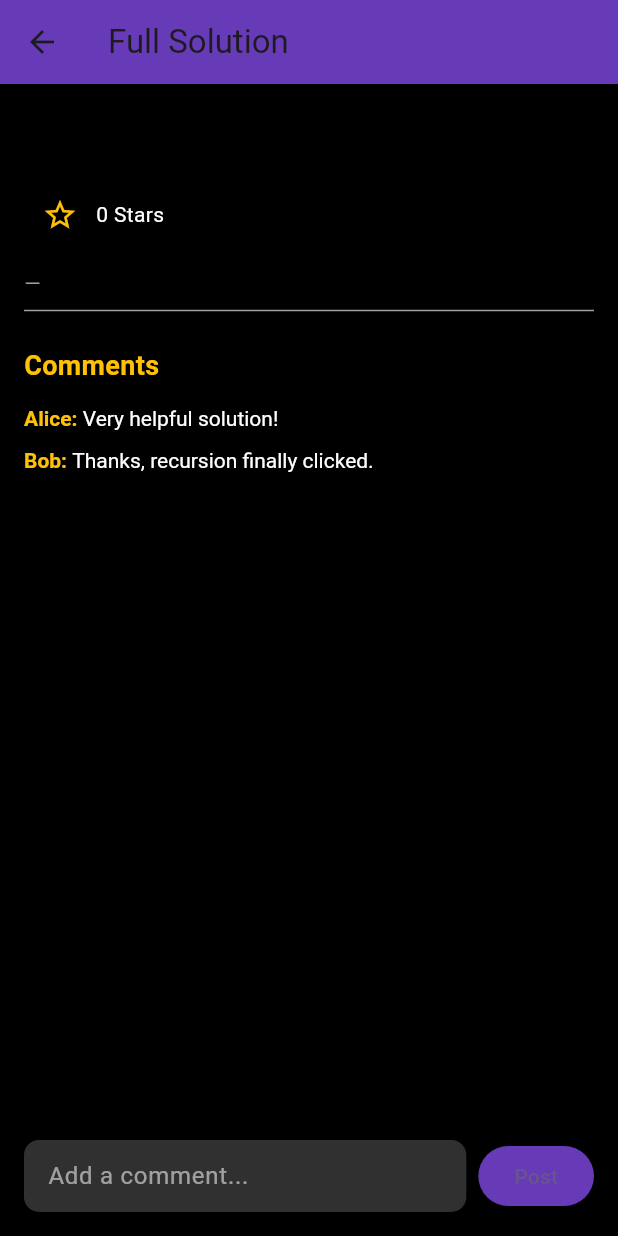
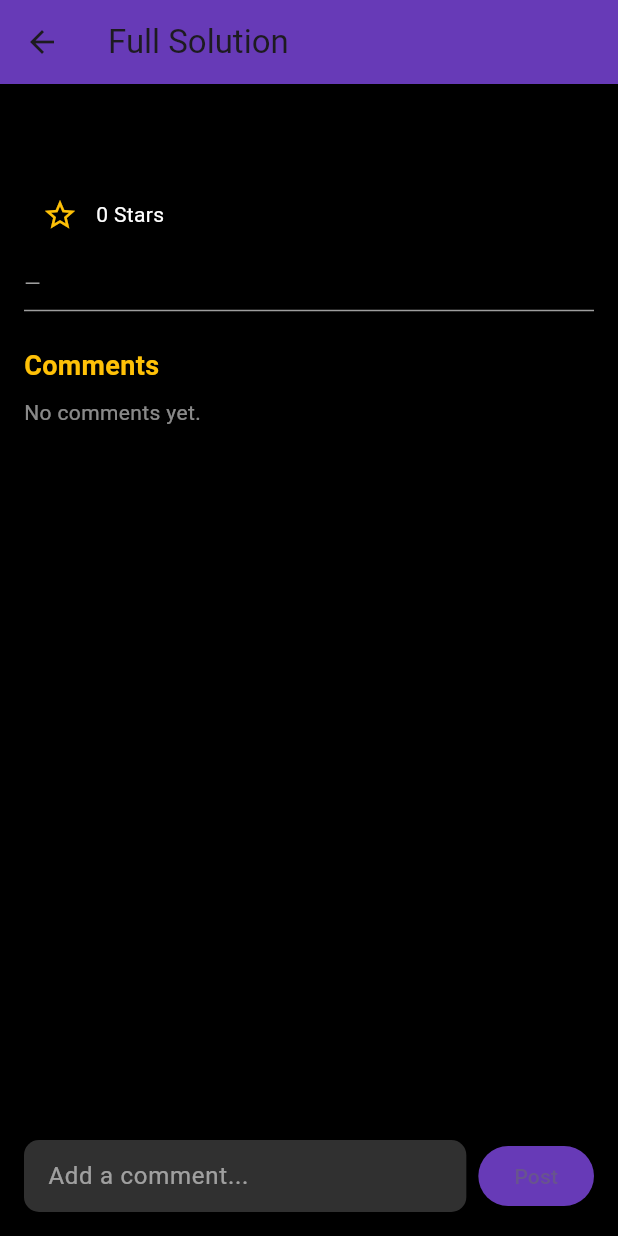
Before and after one commit to Sanath-S-Shetty/NO-DOUBT-V2, a Flutter app: the SolutionDetailPage screen opened directly with empty values, after a tap on "Post", on a phone screen of 412 x 824 dp. Run offline on Flutter 3.47's test engine with Material 3 defaults, Android fonts, the phone set to English and light mode, and no system bars; our stand-ins replace cloud_firestore, firebase_auth, firebase_core; accounts and stored records are empty.

Commit message:
answer and solution page backend fixed

```diff
--- a/lib/askdoubtpage.dart
+++ b/lib/askdoubtpage.dart
@@ -3,6 +3,8 @@ import 'package:no_doubt/option.dart';
 import 'package:no_doubt/home.dart';
 import 'package:firebase_auth/firebase_auth.dart';
 import 'package:cloud_firestore/cloud_firestore.dart';
+
+
 
 class askDoubtPage extends StatelessWidget {
   const askDoubtPage({super.key});
@@ -32,6 +34,7 @@ class _AskDoubtPageState extends State<AskDoubtPage> {
     final title = _titleController.text.trim();
     final description = _descriptionController.text.trim();
     final tagsRaw = _tagsController.text.trim();
+
 
     if (title.isEmpty || description.isEmpty || tagsRaw.isEmpty) {
       ScaffoldMessenger.of(context).showSnackBar(
--- a/lib/solution.dart
+++ b/lib/solution.dart
@@ -1,4 +1,6 @@
+import 'package:firebase_auth/firebase_auth.dart';
 import 'package:flutter/material.dart';
+import 'package:cloud_firestore/cloud_firestore.dart';
 
 class SolutionDetailPage extends StatefulWidget {
   final String solutionId;
@@ -23,14 +25,7 @@ class SolutionDetailPage extends StatefulWidget {
 class _SolutionDetailPageState extends State<SolutionDetailPage> {
   late int stars;
   late bool isStarred;
-
   final TextEditingController _commentController = TextEditingController();
-
-  // Replace with Firebase logic later
-  final List<Map<String, String>> comments = [
-    {'user': 'Alice', 'text': 'Very helpful solution!'},
-    {'user': 'Bob', 'text': 'Thanks, recursion finally clicked.'},
-  ];
 
   @override
   void initState() {
@@ -45,18 +40,37 @@ class _SolutionDetailPageState extends State<SolutionDetailPage> {
       stars += isStarred ? 1 : -1;
     });
 
-    // TODO: Update Firebase
+    // TODO: Update Firebase to reflect star change
+    // FirebaseFirestore.instance
+    //     .collection('solutions')
+    //     .doc(widget.solutionId)
+    //     .update({'stars': stars});
   }
 
-  void addComment() {
+  void addComment() async {
     final newComment = _commentController.text.trim();
     if (newComment.isNotEmpty) {
+
+      final user = FirebaseAuth.instance.currentUser; // Replace with actual logged-in user's name
+      try {
+        await FirebaseFirestore.instance
+            .collection('solutions') // Main solutions collection
+            .doc(widget.solutionId) // Document for the specific solution
+            .collection('comments') // Subcollection for comments
+            .add({
+          'user': user?.email ?? 'Anonymous',
+          'text': newComment,
+          'timestamp': FieldValue.serverTimestamp(),
+        });
+
         setState(() {
-        comments.add({'user': 'CurrentUser', 'text': newComment}); // Replace "CurrentUser" with actual logged-in user's name
           _commentController.clear();
         });
-
-      // TODO: Save to Firebase
+      } catch (e) {
+        ScaffoldMessenger.of(context).showSnackBar(
+          SnackBar(content: Text('Failed to post comment: $e')),
+        );
+      }
     }
   }
 
@@ -108,8 +122,29 @@ class _SolutionDetailPageState extends State<SolutionDetailPage> {
                     ),
                     const SizedBox(height: 8),
 
-                    // Comments list
-                    ...comments.map((comment) {
+                    // StreamBuilder for fetching comments
+                    StreamBuilder<QuerySnapshot>(
+                      stream: FirebaseFirestore.instance
+                          .collection('solutions') // Main solutions collection
+                          .doc(widget.solutionId) // Document ID for the solution
+                          .collection('comments') // Subcollection for comments
+                          .orderBy('timestamp', descending: true)
+                          .snapshots(),
+                      builder: (context, commentSnapshot) {
+                        if (commentSnapshot.connectionState == ConnectionState.waiting) {
+                          return const Center(child: CircularProgressIndicator());
+                        }
+
+                        if (!commentSnapshot.hasData || commentSnapshot.data!.docs.isEmpty) {
+                          return const Text('No comments yet.', style: TextStyle(color: Colors.white54));
+                        }
+
+                        final comments = commentSnapshot.data!.docs;
+
+                        return Column(
+                          crossAxisAlignment: CrossAxisAlignment.start,
+                          children: comments.map((doc) {
+                            final data = doc.data() as Map<String, dynamic>;
                             return Padding(
                               padding: const EdgeInsets.symmetric(vertical: 6.0),
                               child: RichText(
@@ -117,16 +152,18 @@ class _SolutionDetailPageState extends State<SolutionDetailPage> {
                                   style: const TextStyle(color: Colors.white),
                                   children: [
                                     TextSpan(
-                                text: '${comment['user']}: ',
+                                      text: '${data['user']}: ',
                                       style: const TextStyle(fontWeight: FontWeight.bold, color: Colors.amber),
                                     ),
-                              TextSpan(text: comment['text']),
+                                    TextSpan(text: data['text']),
                                   ],
                                 ),
                               ),
                             );
                           }).toList(),
-
+                        );
+                      },
+                    ),
                     const SizedBox(height: 8),
                   ],
                 ),
```
Also changed, not shown: lib/answer.dart (+171 -170 lines), 2 other files. Lines whose indentation alone changed are shown as unchanged.
